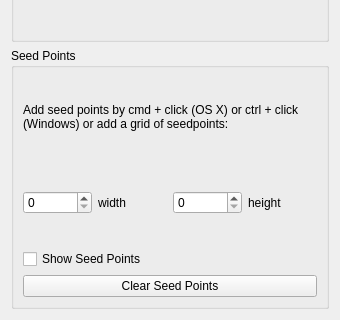
First picture: the form in smoke/view/streamlinestab.ui, repository bvanloon/Scientific-Visualization, before the edit; both pictures show x 0 to 340 and y 587 to 907 of the 340 by 907 pixel window.
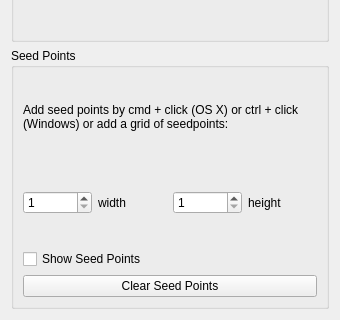
Second picture: the form after the edit. Custom widgets are drawn as their Qt base class.

Commit message: Set the ranges of the grid spinboxes.

The edit to the form file:
```diff
--- a/smoke/view/streamlinestab.ui
+++ b/smoke/view/streamlinestab.ui
@@ -176,7 +176,17 @@
       <item>
        <layout class="QHBoxLayout" name="horizontalLayout">
         <item>
-         <widget class="QSpinBox" name="gridWidthSpinBox"/>
+         <widget class="QSpinBox" name="gridWidthSpinBox">
+          <property name="minimum">
+           <number>1</number>
+          </property>
+          <property name="maximum">
+           <number>200</number>
+          </property>
+          <property name="singleStep">
+           <number>10</number>
+          </property>
+         </widget>
         </item>
         <item>
          <widget class="QLabel" name="gridWidthLabel">
@@ -186,7 +196,17 @@
          </widget>
         </item>
         <item>
-         <widget class="QSpinBox" name="gridHeightSpinBox"/>
+         <widget class="QSpinBox" name="gridHeightSpinBox">
+          <property name="minimum">
+           <number>1</number>
+          </property>
+          <property name="maximum">
+           <number>200</number>
+          </property>
+          <property name="singleStep">
+           <number>10</number>
+          </property>
+         </widget>
         </item>
         <item>
          <widget class="QLabel" name="gridHeightLabel">
```
